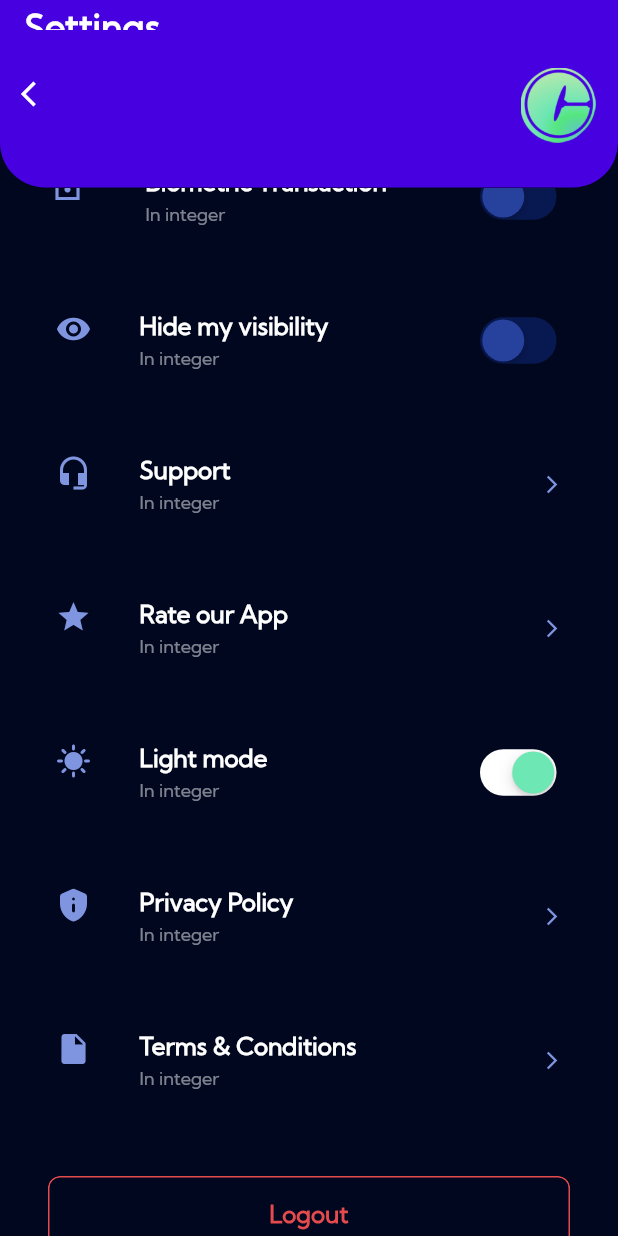
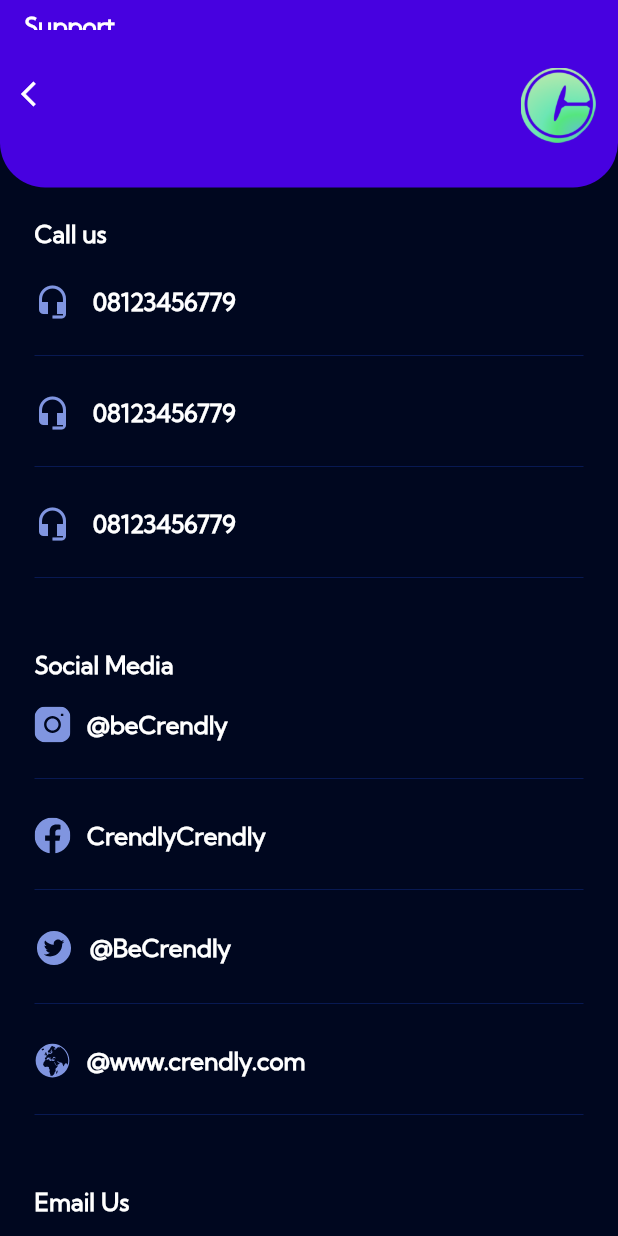
Before and after one commit to ObiVictorChibuike/Crendly, a Flutter app: the Settings screen opened directly, scrolled down 576 dp, after a tap on "Support", on a phone screen of 412 x 824 dp. Run offline on Flutter 3.47's test engine with Material 2 defaults, Android fonts, the phone set to English and light mode, and no system bars; our stand-ins replace dotted_border, dotted_line, flutter_rating_bar, flutter_svg, get, group_button and 3 more; missing offline and left inert: image_stack.

Commit message:
done-with-support

```diff
--- a/lib/constants/asset_path.dart
+++ b/lib/constants/asset_path.dart
@@ -50,6 +50,11 @@ class AssetPath {
   static const String profilePic = "$_pngImageBaseUrl/profile_pic.png";
   static const String warning = "$_pngImageBaseUrl/warning.png";
 
+  static const String bank = "$_svgImageBaseUrl/bank-regular.svg";
+  static const String instagram = "$_svgImageBaseUrl/instagram.svg";
+  static const String facebook = "$_svgImageBaseUrl/facebook.svg";
+  static const String twitter = "$_svgImageBaseUrl/twitter.svg";
+  static const String web = "$_svgImageBaseUrl/web.svg";
 
   //Jpg Assets
   static const String appLogo = "$_jpgImageBaseUrl/slash.jpg";
--- a/lib/src/dashboard/settings/views/settings.dart
+++ b/lib/src/dashboard/settings/views/settings.dart
@@ -1,4 +1,5 @@
 import 'package:crendly/shared_widgets/customButton.dart';
+import 'package:crendly/src/dashboard/settings/views/support/support.dart';
 import 'package:dotted_border/dotted_border.dart';
 import 'package:flutter/cupertino.dart';
 import 'package:flutter/material.dart';
@@ -206,7 +207,9 @@ class _SettingsState extends State<Settings> {
                 iconData: Icons.headset_mic,
                 title: "Support",
                 subtitle: "In integer",
-                onTap: () {},
+                onTap: () {
+                  Navigator.of(context).push(MaterialPageRoute(builder: (builder) => Support()));
+                },
               ),
               SettingTile(
                 iconData: Icons.star,
--- /dev/null
+++ b/lib/src/dashboard/settings/views/support/support.dart
@@ -0,0 +1,136 @@
+import 'package:crendly/constants/color_palette.dart';
+import 'package:flutter/material.dart';
+import 'package:flutter_svg/svg.dart';
+import 'package:get/get.dart';
+
+import '../../../../../constants/asset_path.dart';
+import '../../../../../shared_widgets/custom_appBar.dart';
+
+class Support extends StatelessWidget {
+  const Support({Key? key}) : super(key: key);
+
+  @override
+  Widget build(BuildContext context) {
+    return Scaffold(
+      backgroundColor: kDarkBackGroundColor,
+      appBar: CustomAppbar(
+        title: Text(
+          "Support",
+          style: Theme.of(context).textTheme.bodyText1!.copyWith(
+              fontSize: 16, fontWeight: FontWeight.bold, color: kWhite),
+        ),
+        decorationImagePath: AssetPath.fullTag,
+        onBackPressed: () {
+          Get.back();
+        },
+      ),
+      body: SingleChildScrollView(
+        child: Padding(
+          padding: const EdgeInsets.symmetric(horizontal: 23.0),
+          child: Column(
+            crossAxisAlignment: CrossAxisAlignment.start,
+            children: [
+              const SizedBox(
+                height: 21,
+              ),
+              Text(
+                "Call us",
+                style: Theme.of(context).textTheme.bodyText1!.copyWith(
+                    color: kWhite, fontSize: 16, fontWeight: FontWeight.bold),
+              ),
+              const SizedBox(
+                height: 5,
+              ),
+              supportTile(context, "08123456779"),
+              supportTile(context, "08123456779"),
+              supportTile(context, "08123456779"),
+              const SizedBox(
+                height: 40,
+              ),
+              Text(
+                "Social Media",
+                style: Theme.of(context).textTheme.bodyText1!.copyWith(
+                    color: kWhite, fontSize: 16, fontWeight: FontWeight.bold),
+              ),
+              socialMediaTile(context, AssetPath.instagram, "@beCrendly"),
+              socialMediaTile(context, AssetPath.facebook, "CrendlyCrendly"),
+              socialMediaTile(context, AssetPath.twitter, "@BeCrendly"),
+              socialMediaTile(context, AssetPath.web, "@www.crendly.com"),
+              const SizedBox(
+                height: 40,
+              ),
+              Text(
+                "Email Us",
+                style: Theme.of(context).textTheme.bodyText1!.copyWith(
+                    color: kWhite, fontSize: 16, fontWeight: FontWeight.bold),
+              ),
+              socialMediaTile(
+                  context, AssetPath.instagram, "contact@crendly.com"),
+            ],
+          ),
+        ),
+      ),
+    );
+  }
+}
+
+Widget supportTile(context, String phoneNumber) {
+  return Column(
+    children: [
+      const SizedBox(
+        height: 18,
+      ),
+      Row(
+        children: [
+          Icon(
+            Icons.headset_mic,
+            color: kPurple,
+          ),
+          const SizedBox(
+            width: 15,
+          ),
+          Text(
+            phoneNumber,
+            style: Theme.of(context).textTheme.bodyText1!.copyWith(
+                color: kWhite, fontSize: 16, fontWeight: FontWeight.bold),
+          )
+        ],
+      ),
+      const SizedBox(
+        height: 16,
+      ),
+      const Divider(
+        color: kLightBackGroundColor,
+      )
+    ],
+  );
+}
+
+Widget socialMediaTile(context, String assetName, String socialMediaHandle) {
+  return Column(
+    children: [
+      const SizedBox(
+        height: 18,
+      ),
+      Row(
+        children: [
+          SvgPicture.asset(assetName),
+          const SizedBox(
+            width: 11,
+          ),
+          Text(
+            socialMediaHandle,
+            style: Theme.of(context).textTheme.bodyText1!.copyWith(
+                color: kWhite, fontSize: 16, fontWeight: FontWeight.bold),
+          )
+        ],
+      ),
+      const SizedBox(
+        height: 16,
+      ),
+      const Divider(
+        color: kLightBackGroundColor,
+      )
+    ],
+  );
+}
```
Also changed, not shown: assets/svg_assets/facebook.svg (added), assets/svg_assets/instagram.svg (added), assets/svg_assets/twitter.svg (added), assets/svg_assets/web.svg (added).
